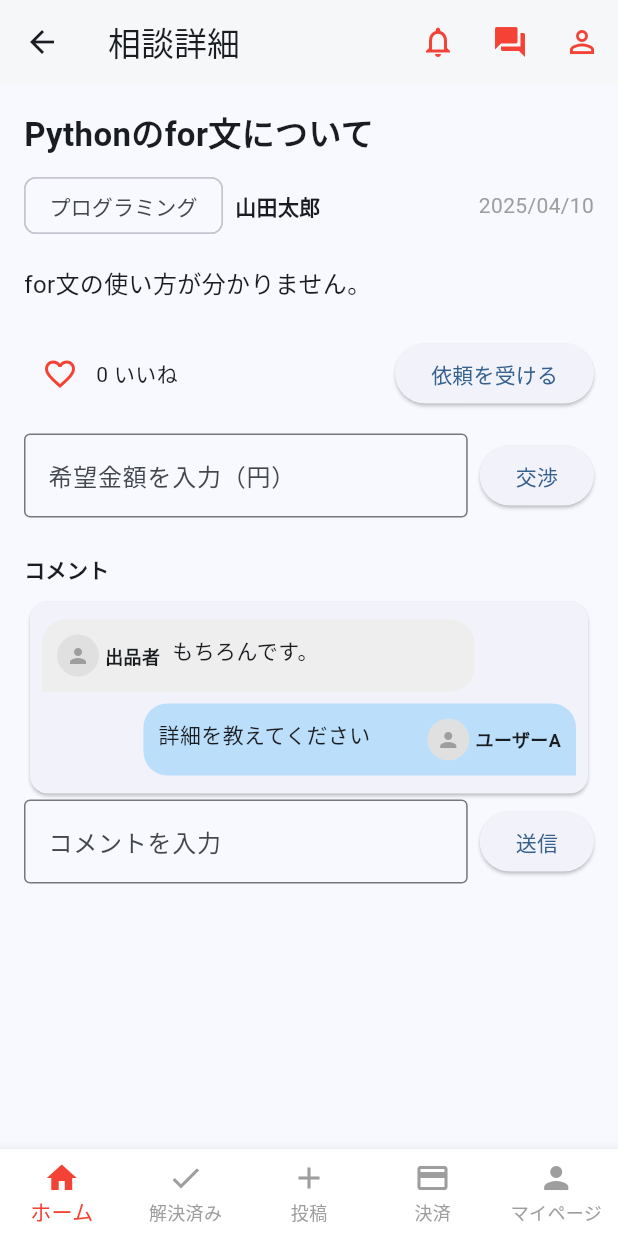
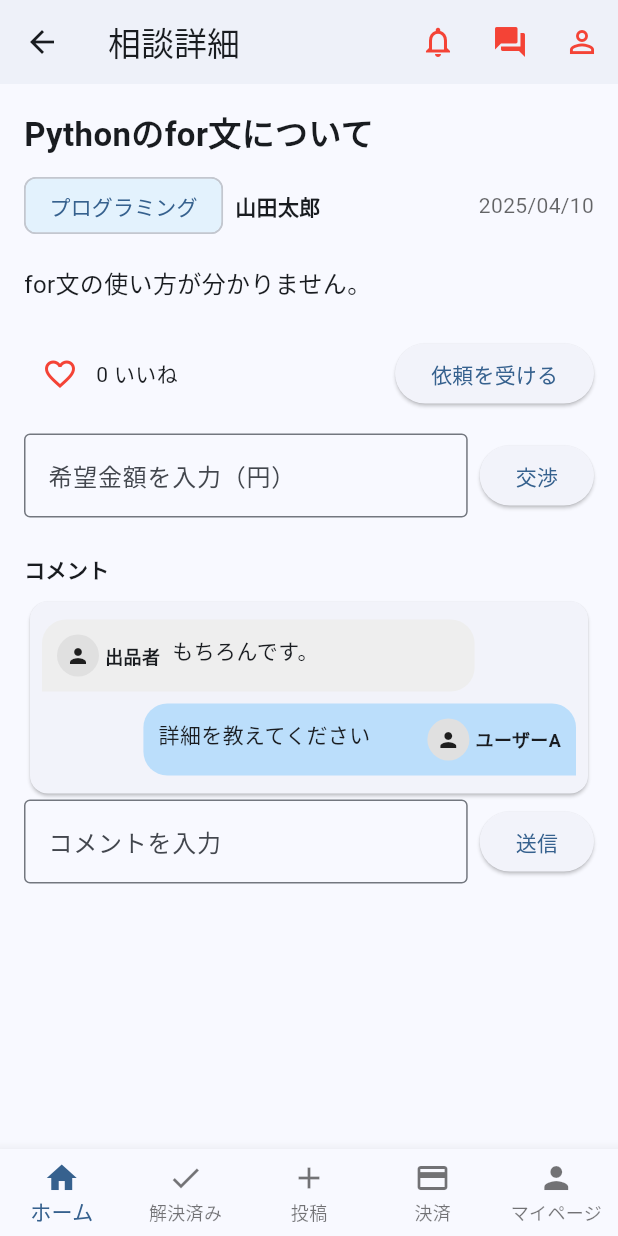
Before and after one commit to chumenium/graduation-project, a Flutter app: the screen it shows after launch, after a tap on "山田太郎", on a phone screen of 412 x 824 dp. Run offline on Flutter 3.47's test engine with Material 3 defaults, Android fonts, the light colour scheme and no system bars; our stand-ins replace cloud_firestore, firebase_auth, firebase_core, image_picker; accounts and stored records are empty.

Commit message:
全体の変更をpush

```diff
--- a/lib/features/home/pages/consultation_detail_screen.dart
+++ b/lib/features/home/pages/consultation_detail_screen.dart
@@ -2,10 +2,12 @@ import 'package:flutter/material.dart';
 
 class ConsultationDetailScreen extends StatefulWidget {
   final Map<String, String> post;
-  const ConsultationDetailScreen({Key? key, required this.post}) : super(key: key);
+  const ConsultationDetailScreen({Key? key, required this.post})
+      : super(key: key);
 
   @override
-  State<ConsultationDetailScreen> createState() => _ConsultationDetailScreenState();
+  State<ConsultationDetailScreen> createState() =>
+      _ConsultationDetailScreenState();
 }
 
 class _Comment {
@@ -14,16 +16,30 @@ class _Comment {
   final String userIconUrl;
   final String text;
   final bool isOwner;
-  _Comment({required this.userId, required this.userName, required this.userIconUrl, required this.text, required this.isOwner});
+  _Comment(
+      {required this.userId,
+      required this.userName,
+      required this.userIconUrl,
+      required this.text,
+      required this.isOwner});
 }
 
 class _ConsultationDetailScreenState extends State<ConsultationDetailScreen> {
   int likes = 0;
   bool liked = false;
   final List<_Comment> comments = [
-
-    _Comment(userId: '1', userName: '出品者', userIconUrl: '', text: 'もちろんです。', isOwner: true),
-    _Comment(userId: '2', userName: 'ユーザーA', userIconUrl: '', text: '詳細を教えてください', isOwner: false),
+    _Comment(
+        userId: '1',
+        userName: '出品者',
+        userIconUrl: '',
+        text: 'もちろんです。',
+        isOwner: true),
+    _Comment(
+        userId: '2',
+        userName: 'ユーザーA',
+        userIconUrl: '',
+        text: '詳細を教えてください',
+        isOwner: false),
   ];
   final TextEditingController _commentController = TextEditingController();
   final TextEditingController _priceController = TextEditingController();
@@ -47,7 +63,8 @@ class _ConsultationDetailScreenState extends State<ConsultationDetailScreen> {
     return Scaffold(
       appBar: AppBar(
         title: const Text('相談詳細'),
-        backgroundColor: Colors.white,
+        backgroundColor: Theme.of(context).appBarTheme.backgroundColor ??
+            Theme.of(context).colorScheme.surface,
         elevation: 1,
         actions: [
           IconButton(
@@ -78,24 +95,44 @@ class _ConsultationDetailScreenState extends State<ConsultationDetailScreen> {
         child: Column(
           crossAxisAlignment: CrossAxisAlignment.start,
           children: [
-            Text(post['title'] ?? '', style: const TextStyle(fontSize: 22, fontWeight: FontWeight.bold)),
+            Text(post['title'] ?? '',
+                style: TextStyle(
+                    fontSize: 22,
+                    fontWeight: FontWeight.bold,
+                    color: Theme.of(context).textTheme.bodyLarge?.color)),
             const SizedBox(height: 8),
             Row(
               children: [
-                Chip(label: Text(post['category'] ?? '')),
+                Chip(
+                  label: Text(post['category'] ?? '',
+                      style: TextStyle(
+                          color: Theme.of(context).colorScheme.primary)),
+                  backgroundColor:
+                      Theme.of(context).brightness == Brightness.dark
+                          ? Colors.blueGrey[900]
+                          : Colors.blue[50],
+                ),
                 const SizedBox(width: 8),
-                Text(post['user'] ?? '', style: const TextStyle(fontWeight: FontWeight.bold)),
+                Text(post['user'] ?? '',
+                    style: TextStyle(
+                        fontWeight: FontWeight.bold,
+                        color: Theme.of(context).textTheme.bodyLarge?.color)),
                 const Spacer(),
-                Text(post['date'] ?? '', style: const TextStyle(color: Colors.grey)),
+                Text(post['date'] ?? '',
+                    style: TextStyle(color: Theme.of(context).hintColor)),
               ],
             ),
             const SizedBox(height: 16),
-            Text(post['content'] ?? '', style: const TextStyle(fontSize: 16)),
+            Text(post['content'] ?? '',
+                style: TextStyle(
+                    fontSize: 16,
+                    color: Theme.of(context).textTheme.bodyLarge?.color)),
             const SizedBox(height: 24),
             Row(
               children: [
                 IconButton(
-                  icon: Icon(liked ? Icons.favorite : Icons.favorite_border, color: Colors.red),
+                  icon: Icon(liked ? Icons.favorite : Icons.favorite_border,
+                      color: Colors.red),
                   onPressed: () {
                     setState(() {
                       liked = !liked;
@@ -140,10 +177,12 @@ class _ConsultationDetailScreenState extends State<ConsultationDetailScreen> {
             const SizedBox(height: 8),
             Card(
               elevation: 1,
-              shape: RoundedRectangleBorder(borderRadius: BorderRadius.circular(12)),
+              shape: RoundedRectangleBorder(
+                  borderRadius: BorderRadius.circular(12)),
               child: Container(
                 padding: const EdgeInsets.all(8),
-                constraints: BoxConstraints(maxHeight: MediaQuery.of(context).size.height * 0.4),
+                constraints: BoxConstraints(
+                    maxHeight: MediaQuery.of(context).size.height * 0.4),
                 child: ListView.builder(
                   shrinkWrap: true,
                   reverse: false,
@@ -151,18 +190,31 @@ class _ConsultationDetailScreenState extends State<ConsultationDetailScreen> {
                   itemBuilder: (context, idx) {
                     final c = comments[idx];
                     return Align(
-                      alignment: c.isOwner ? Alignment.centerLeft : Alignment.centerRight,
+                      alignment: c.isOwner
+                          ? Alignment.centerLeft
+                          : Alignment.centerRight,
                       child: Container(
                         margin: const EdgeInsets.symmetric(vertical: 4),
                         padding: const EdgeInsets.all(10),
-                        constraints: BoxConstraints(maxWidth: MediaQuery.of(context).size.width * 0.7),
+                        constraints: BoxConstraints(
+                            maxWidth: MediaQuery.of(context).size.width * 0.7),
                         decoration: BoxDecoration(
-                          color: c.isOwner ? Colors.grey[200] : Colors.blue[100],
+                          color: c.isOwner
+                              ? (Theme.of(context).brightness == Brightness.dark
+                                  ? Colors.grey[800]
+                                  : Colors.grey[200])
+                              : (Theme.of(context).brightness == Brightness.dark
+                                  ? Colors.blue[900]
+                                  : Colors.blue[100]),
                           borderRadius: BorderRadius.only(
                             topLeft: const Radius.circular(16),
                             topRight: const Radius.circular(16),
-                            bottomLeft: c.isOwner ? const Radius.circular(0) : const Radius.circular(16),
-                            bottomRight: c.isOwner ? const Radius.circular(16) : const Radius.circular(0),
+                            bottomLeft: c.isOwner
+                                ? const Radius.circular(0)
+                                : const Radius.circular(16),
+                            bottomRight: c.isOwner
+                                ? const Radius.circular(16)
+                                : const Radius.circular(0),
                           ),
                         ),
                         child: Row(
@@ -170,13 +222,21 @@ class _ConsultationDetailScreenState extends State<ConsultationDetailScreen> {
                           crossAxisAlignment: CrossAxisAlignment.start,
                           children: [
                             if (c.isOwner) ...[
-                              _UserIconAndName(iconUrl: c.userIconUrl, userName: c.userName),
+                              _UserIconAndName(
+                                  iconUrl: c.userIconUrl, userName: c.userName),
                               const SizedBox(width: 8),
                             ],
-                            Expanded(child: Text(c.text)),
+                            Expanded(
+                                child: Text(c.text,
+                                    style: TextStyle(
+                                        color: Theme.of(context)
+                                            .textTheme
+                                            .bodyLarge
+                                            ?.color))),
                             if (!c.isOwner) ...[
                               const SizedBox(width: 8),
-                              _UserIconAndName(iconUrl: c.userIconUrl, userName: c.userName),
+                              _UserIconAndName(
+                                  iconUrl: c.userIconUrl, userName: c.userName),
                             ],
                           ],
                         ),
@@ -202,7 +262,9 @@ class _ConsultationDetailScreenState extends State<ConsultationDetailScreen> {
                   onPressed: () {
                     if (_commentController.text.isNotEmpty) {
                       setState(() {
-                        comments.insert(0, _Comment(
+                        comments.insert(
+                            0,
+                            _Comment(
                               userId: currentUserId,
                               userName: currentUserName,
                               userIconUrl: currentUserIconUrl,
@@ -222,9 +284,15 @@ class _ConsultationDetailScreenState extends State<ConsultationDetailScreen> {
       ),
       bottomNavigationBar: BottomNavigationBar(
         type: BottomNavigationBarType.fixed,
-        backgroundColor: Colors.white,
-        selectedItemColor: Colors.red,
-        unselectedItemColor: Colors.grey,
+        backgroundColor:
+            Theme.of(context).bottomNavigationBarTheme.backgroundColor ??
+                Theme.of(context).colorScheme.surface,
+        selectedItemColor:
+            Theme.of(context).bottomNavigationBarTheme.selectedItemColor ??
+                Theme.of(context).colorScheme.primary,
+        unselectedItemColor:
+            Theme.of(context).bottomNavigationBarTheme.unselectedItemColor ??
+                Theme.of(context).unselectedWidgetColor,
         currentIndex: 0,
         onTap: (index) {
           switch (index) {
@@ -269,12 +337,21 @@ class _UserIconAndName extends StatelessWidget {
       children: [
         CircleAvatar(
           radius: 14,
-          backgroundColor: Colors.grey[300],
+          backgroundColor: Theme.of(context).brightness == Brightness.dark
+              ? Colors.grey[800]
+              : Colors.grey[300],
           backgroundImage: iconUrl.isNotEmpty ? NetworkImage(iconUrl) : null,
-          child: iconUrl.isEmpty ? const Icon(Icons.person, size: 16, color: Colors.grey) : null,
+          child: iconUrl.isEmpty
+              ? Icon(Icons.person,
+                  size: 16, color: Theme.of(context).iconTheme.color)
+              : null,
         ),
         const SizedBox(width: 4),
-        Text(userName, style: const TextStyle(fontSize: 12, fontWeight: FontWeight.bold)),
+        Text(userName,
+            style: TextStyle(
+                fontSize: 12,
+                fontWeight: FontWeight.bold,
+                color: Theme.of(context).textTheme.bodyLarge?.color)),
       ],
     );
   }
--- a/lib/features/home/pages/home_screen.dart
+++ b/lib/features/home/pages/home_screen.dart
@@ -157,9 +157,10 @@ class _HomeScreenState extends State<HomeScreen> {
               );
             },
             child: Card(
-              color: Colors.white,
+              color: cardColor,
               margin: const EdgeInsets.symmetric(vertical: 8),
-              shape: RoundedRectangleBorder(borderRadius: BorderRadius.circular(12)),
+              shape: RoundedRectangleBorder(
+                  borderRadius: BorderRadius.circular(12)),
               elevation: 1,
               child: Padding(
                 padding: const EdgeInsets.all(12.0),
@@ -169,34 +170,55 @@ class _HomeScreenState extends State<HomeScreen> {
                     Row(
                       children: [
                         CircleAvatar(
-                          backgroundColor: Colors.grey[200],
-                          child: const Icon(Icons.person, color: Colors.grey),
+                          backgroundColor: theme.brightness == Brightness.dark
+                              ? Colors.grey[800]
+                              : Colors.grey[200],
+                          child:
+                              Icon(Icons.person, color: theme.iconTheme.color),
                         ),
                         const SizedBox(width: 8),
-                        Text(post['user']!, style: const TextStyle(fontWeight: FontWeight.bold)),
+                        Text(post['user']!,
+                            style: TextStyle(
+                                fontWeight: FontWeight.bold, color: textColor)),
                         const Spacer(),
-                        Text(post['date']!, style: const TextStyle(color: Colors.grey, fontSize: 12)),
+                        Text(post['date']!,
+                            style: TextStyle(
+                                color: theme.hintColor, fontSize: 12)),
                       ],
                     ),
                     const SizedBox(height: 8),
                     Row(
                       children: [
                         Container(
-                          padding: const EdgeInsets.symmetric(horizontal: 8, vertical: 2),
+                          padding: const EdgeInsets.symmetric(
+                              horizontal: 8, vertical: 2),
                           decoration: BoxDecoration(
-                            color: post['category'] == 'プログラミング' ? Colors.red[50] : Colors.blue[50],
+                            color: post['category'] == 'プログラミング'
+                                ? (theme.brightness == Brightness.dark
+                                    ? Colors.red[900]
+                                    : Colors.red[50])
+                                : (theme.brightness == Brightness.dark
+                                    ? Colors.blue[900]
+                                    : Colors.blue[50]),
                             borderRadius: BorderRadius.circular(8),
                           ),
-                          child: Text(post['category']!, style: const TextStyle(fontSize: 12, color: Colors.red)),
+                          child: Text(post['category']!,
+                              style: TextStyle(
+                                  fontSize: 12,
+                                  color: theme.colorScheme.primary)),
                         ),
                         const SizedBox(width: 8),
                         Expanded(
-                          child: Text(post['title']!, style: const TextStyle(fontWeight: FontWeight.bold, fontSize: 16)),
+                          child: Text(post['title']!,
+                              style: TextStyle(
+                                  fontWeight: FontWeight.bold,
+                                  fontSize: 16,
+                                  color: textColor)),
                         ),
                       ],
                     ),
                     const SizedBox(height: 8),
-                    Text(post['content']!, style: const TextStyle(color: Colors.black87)),
+                    Text(post['content']!, style: TextStyle(color: textColor)),
                   ],
                 ),
               ),
--- a/lib/features/home/pages/payment_screen.dart
+++ b/lib/features/home/pages/payment_screen.dart
@@ -21,7 +21,8 @@ class PaymentScreen extends StatelessWidget {
 
     return Scaffold(
       appBar: AppBar(
-        backgroundColor: Colors.white,
+        backgroundColor:
+            theme.appBarTheme.backgroundColor ?? theme.colorScheme.surface,
         elevation: 1,
         title: const Text('決済'),
         actions: [
--- a/lib/features/home/pages/post_screen.dart
+++ b/lib/features/home/pages/post_screen.dart
@@ -50,7 +50,8 @@ class _PostScreenState extends State<PostScreen> {
 
     return Scaffold(
       appBar: AppBar(
-        backgroundColor: Colors.white,
+        backgroundColor:
+            theme.appBarTheme.backgroundColor ?? theme.colorScheme.surface,
         elevation: 1,
         title: const Text('投稿'),
         actions: [
--- a/lib/features/home/pages/solved_screen.dart
+++ b/lib/features/home/pages/solved_screen.dart
@@ -30,7 +30,8 @@ class SolvedScreen extends StatelessWidget {
 
     return Scaffold(
       appBar: AppBar(
-        backgroundColor: Colors.white,
+        backgroundColor:
+            theme.appBarTheme.backgroundColor ?? theme.colorScheme.surface,
         elevation: 1,
         title: const Text('解決済み'),
         actions: [
--- a/lib/features/mypage/pages/profile_settings_screen.dart
+++ b/lib/features/mypage/pages/profile_settings_screen.dart
@@ -12,6 +12,7 @@ class ProfileSettingsScreen extends StatefulWidget {
 class _ProfileSettingsScreenState extends State<ProfileSettingsScreen> {
   final TextEditingController _nameController =
       TextEditingController(text: 'ユーザー名');
+  final TextEditingController _bioController = TextEditingController(text: '');
   File? _imageFile;
 
   Future<void> _pickImage() async {
@@ -65,6 +66,16 @@ class _ProfileSettingsScreenState extends State<ProfileSettingsScreen> {
               ),
               style: TextStyle(color: textColor),
             ),
+            const SizedBox(height: 16),
+            TextField(
+              controller: _bioController,
+              decoration: const InputDecoration(
+                labelText: '自己紹介文',
+                border: OutlineInputBorder(),
+              ),
+              maxLines: 3,
+              style: TextStyle(color: textColor),
+            ),
             const SizedBox(height: 32),
             SizedBox(
               width: double.infinity,
```
Lines whose indentation alone changed are shown as unchanged.
